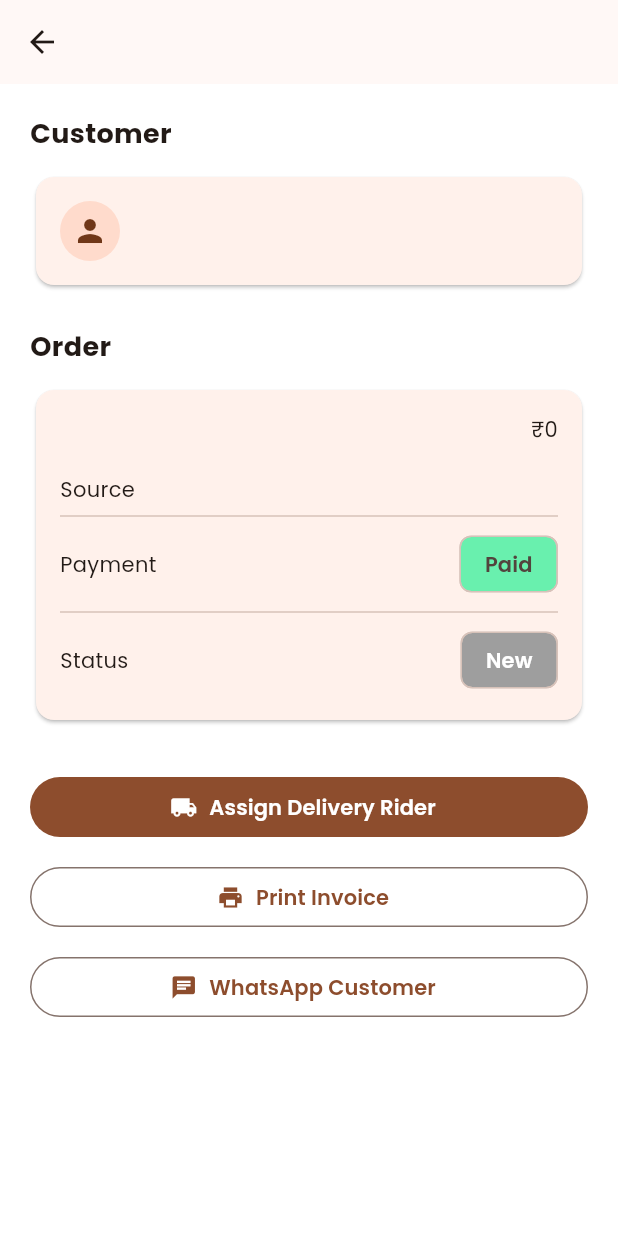
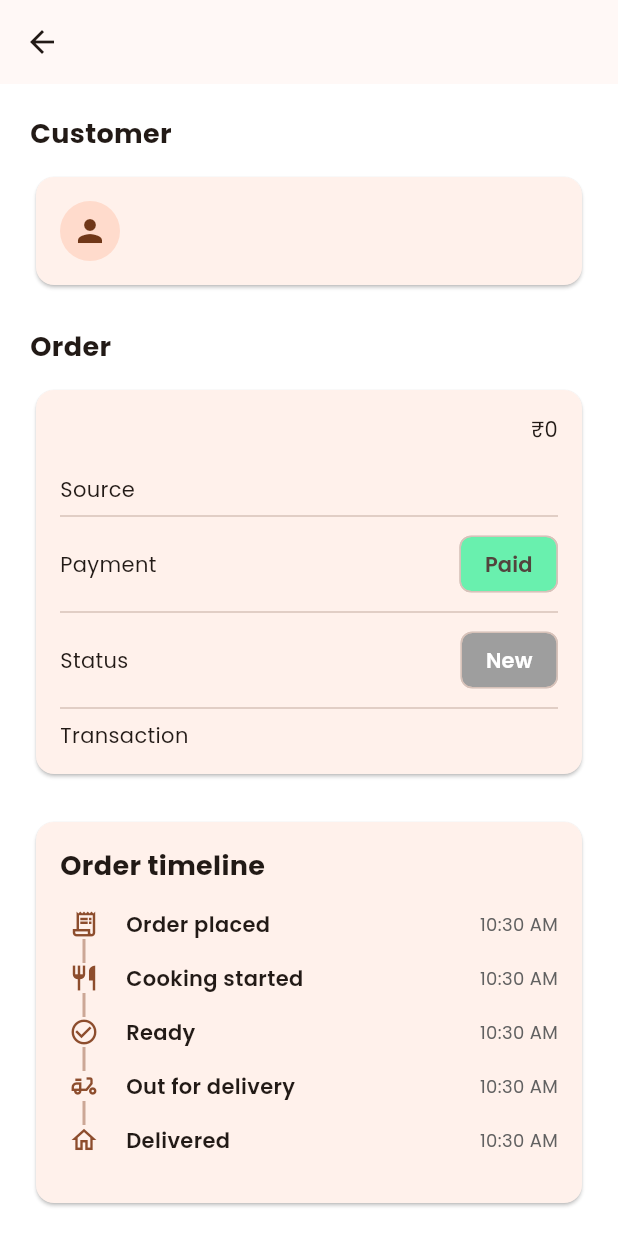
Before and after one commit to shivam8055/spiceos_frontend, a Flutter app: the OrderDetailsScreen screen opened directly with empty values, on a phone screen of 412 x 824 dp. Run offline on Flutter 3.47's test engine with Material 3 defaults, Android fonts, the phone set to English and light mode, and no system bars; our stand-ins replace dio, file_picker, firebase_auth, firebase_core, flutter_riverpod, go_router and 2 more; missing offline and left inert: dart:js_interop; accounts and stored records are empty.

Commit message:
feat(orders): show status timeline in order details

```diff
--- a/lib/features/orders/screens/order_details_screen.dart
+++ b/lib/features/orders/screens/order_details_screen.dart
@@ -2,6 +2,7 @@ import 'package:flutter/material.dart';
 
 import '../models/order.dart';
 import '../widgets/order_status_chip.dart';
+import '../widgets/order_timeline.dart';
 import '../widgets/payment_status_chip.dart';
 
 class OrderDetailsScreen extends StatelessWidget {
@@ -23,17 +24,14 @@ class OrderDetailsScreen extends StatelessWidget {
         child: Column(
           crossAxisAlignment: CrossAxisAlignment.start,
           children: [
-
             const Text(
-              "Customer",
+              'Customer',
               style: TextStyle(
                 fontWeight: FontWeight.bold,
                 fontSize: 18,
               ),
             ),
-
             const SizedBox(height: 12),
-
             Card(
               child: ListTile(
                 leading: const CircleAvatar(
@@ -43,101 +41,109 @@ class OrderDetailsScreen extends StatelessWidget {
                 subtitle: Text(order.customerId),
               ),
             ),
-
             const SizedBox(height: 24),
-
             const Text(
-              "Order",
+              'Order',
               style: TextStyle(
                 fontWeight: FontWeight.bold,
                 fontSize: 18,
               ),
             ),
-
             const SizedBox(height: 12),
-
             Card(
               child: Padding(
                 padding: const EdgeInsets.all(16),
                 child: Column(
                   children: [
-
                     Row(
                       children: [
-                        Text(order.primaryItem),
-                        const Spacer(),
-                        Text("₹${order.totalAmount.toStringAsFixed(0)}"),
+                        Expanded(child: Text(order.primaryItem)),
+                        Text('₹${order.totalAmount.toStringAsFixed(0)}'),
                       ],
                     ),
-
                     const SizedBox(height: 20),
-
                     Row(
                       children: [
-                        const Text("Source"),
+                        const Text('Source'),
                         const Spacer(),
                         Text(order.orderSource),
                       ],
                     ),
-
                     const Divider(),
-
                     Row(
                       children: [
-                        const Text("Payment"),
+                        const Text('Payment'),
                         const Spacer(),
-                        PaymentStatusChip(
-                          status: order.paymentStatus,
-                        ),
+                        PaymentStatusChip(status: order.paymentStatus),
                       ],
                     ),
-
                     const Divider(),
-
                     Row(
                       children: [
-                        const Text("Status"),
+                        const Text('Status'),
                         const Spacer(),
-                        OrderStatusChip(
-                          status: order.status,
-                        ),
+                        OrderStatusChip(status: order.status),
                       ],
                     ),
+                    if (order.transactionCode != null) ...[
+                      const Divider(),
+                      Row(
+                        children: [
+                          const Text('Transaction'),
+                          const Spacer(),
+                          Flexible(
+                            child: Text(
+                              order.transactionCode!,
+                              overflow: TextOverflow.ellipsis,
+                            ),
+                          ),
+                        ],
+                      ),
+                    ],
                   ],
                 ),
               ),
             ),
-
+            const SizedBox(height: 24),
+            OrderTimeline(order: order),
+            if (order.totalDeliveryTime != null) ...[
+              const SizedBox(height: 16),
+              Card(
+                child: ListTile(
+                  leading: const Icon(Icons.timer_outlined),
+                  title: const Text('Total delivery time'),
+                  trailing: Text(
+                    _formatDuration(order.totalDeliveryTime!),
+                    style: const TextStyle(fontWeight: FontWeight.bold),
+                  ),
+                ),
+              ),
+            ],
             const SizedBox(height: 30),
-
             SizedBox(
               width: double.infinity,
               child: FilledButton.icon(
                 onPressed: () {},
                 icon: const Icon(Icons.local_shipping),
-                label: const Text("Assign Delivery Rider"),
+                label: const Text('Assign Delivery Rider'),
               ),
             ),
-
             const SizedBox(height: 12),
-
             SizedBox(
               width: double.infinity,
               child: OutlinedButton.icon(
                 onPressed: () {},
                 icon: const Icon(Icons.print),
-                label: const Text("Print Invoice"),
+                label: const Text('Print Invoice'),
               ),
             ),
-
             const SizedBox(height: 12),
-
             SizedBox(
               width: double.infinity,
               child: OutlinedButton.icon(
                 onPressed: () {},
                 icon: const Icon(Icons.chat),
-                label: const Text("WhatsApp Customer"),
+                label: const Text('WhatsApp Customer'),
               ),
             ),
           ],
@@ -145,4 +151,12 @@ class OrderDetailsScreen extends StatelessWidget {
       ),
     );
   }
+
+  String _formatDuration(Duration duration) {
+    if (duration.inMinutes < 1) return '${duration.inSeconds}s';
+    final hours = duration.inHours;
+    final minutes = duration.inMinutes.remainder(60);
+    if (hours > 0) return '${hours}h ${minutes}m';
+    return '${duration.inMinutes}m';
+  }
 }
```
